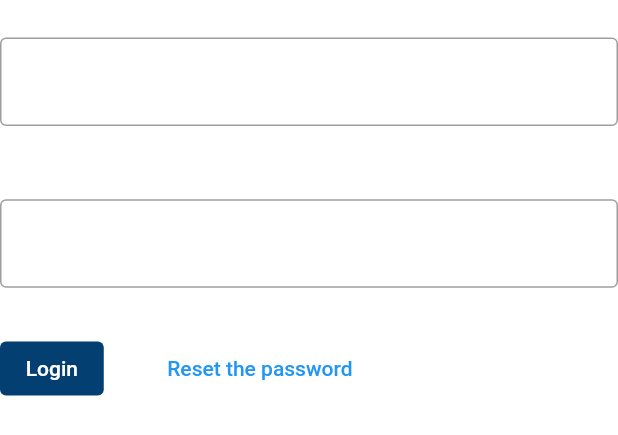
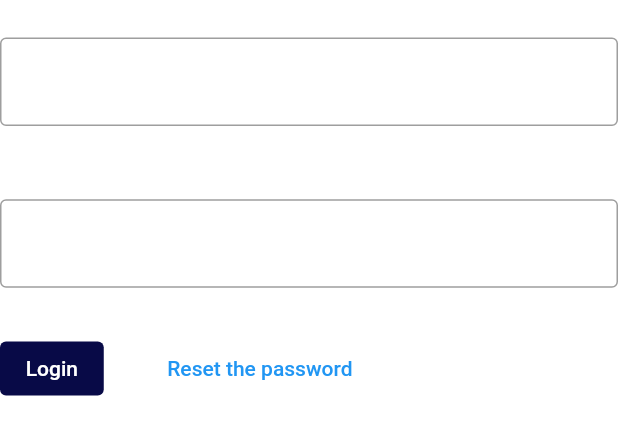
Before and after one commit to Lokki16/sfera_project_1, a Flutter app: the FormWidget widget shown alone on an empty page, opened directly, on a phone screen of 412 x 824 dp. Shown: the top 435 px of the screen. Run offline on Flutter 3.47's test engine with Material 2 defaults, Android fonts, the phone set to English and light mode, and no system bars; our stand-ins replace bloc, flutter_screenutil, flutter_svg, get.

Commit message:
update style(but broke auth)

```diff
--- a/lib/presentation/layout/default_body.dart
+++ b/lib/presentation/layout/default_body.dart
@@ -14,7 +14,8 @@ class DefaultBody extends StatelessWidget {
   Widget build(BuildContext context) {
     return Scaffold(
       appBar: CustomAppBar(title: title),
-      body: child,
+      body: Container(
+          children: [Padding(padding: EdgeInsets.only(bottom: 5)), child]),
     );
   }
 }
--- a/lib/presentation/pages/authorization/authorization_page.dart
+++ b/lib/presentation/pages/authorization/authorization_page.dart
@@ -89,8 +89,8 @@ class _FormWidgetState extends State<FormWidget> {
           children: [
             TextButton(
               style: ButtonStyle(
-                backgroundColor: const MaterialStatePropertyAll(
-                    Color.fromARGB(255, 3, 64, 113)),
+                backgroundColor:
+                    const MaterialStatePropertyAll(ThemeColors.sferaBlueWidget),
                 foregroundColor:
                     const MaterialStatePropertyAll(ThemeColors.white),
                 padding: MaterialStatePropertyAll(
--- a/lib/presentation/template/themes/theme_colors.dart
+++ b/lib/presentation/template/themes/theme_colors.dart
@@ -9,4 +9,8 @@ class ThemeColors {
 
   // black
   static const black = Color(0xFF000000);
+
+  static const sferaBlue = Color.fromARGB(255, 0, 1, 37);
+
+  static const sferaBlueWidget = Color.fromARGB(255, 8, 10, 71);
 }
--- a/lib/presentation/template/themes/theme_data.dart
+++ b/lib/presentation/template/themes/theme_data.dart
@@ -8,6 +8,6 @@ class SferaAppTheme {
 
   static ThemeData get darkTheme => ThemeData(
         brightness: Brightness.dark,
-        scaffoldBackgroundColor: ThemeColors.black,
+        scaffoldBackgroundColor: ThemeColors.sferaBlue,
       );
 }
--- a/lib/presentation/widgets/appbar/appbar.dart
+++ b/lib/presentation/widgets/appbar/appbar.dart
@@ -14,7 +14,7 @@ class CustomAppBar extends StatelessWidget implements PreferredSizeWidget {
   Widget build(BuildContext context) {
     return AppBar(
       title: const CustomText(text: Constants.appTitle),
-      backgroundColor: ThemeColors.black,
+      backgroundColor: ThemeColors.sferaBlueWidget,
     );
   }
 
--- a/lib/presentation/widgets/buttons/custom_button.dart
+++ b/lib/presentation/widgets/buttons/custom_button.dart
@@ -18,7 +18,7 @@ class CustomButton extends StatelessWidget {
       child: ElevatedButton(
         onPressed: onPressed,
         style: ElevatedButton.styleFrom(
-          backgroundColor: ThemeColors.black,
+          backgroundColor: ThemeColors.sferaBlueWidget,
           shape:
               RoundedRectangleBorder(borderRadius: BorderRadius.circular(30.r)),
         ),
```
